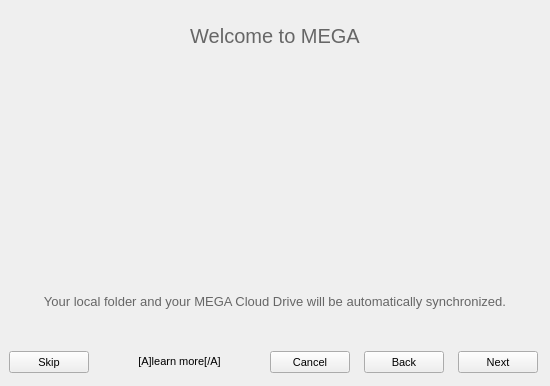
The window that src/MEGASync/gui/macx/SetupWizard.ui (meganz/MEGAsync) describes before a commit, drawn with Qt 5.
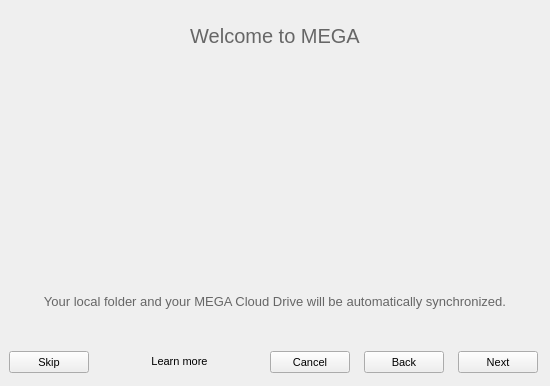
The same window after the commit. Icons and pictures are not drawn.

Patch:
```diff
--- a/src/MEGASync/gui/macx/SetupWizard.ui
+++ b/src/MEGASync/gui/macx/SetupWizard.ui
@@ -1646,7 +1646,7 @@
          </sizepolicy>
         </property>
         <property name="text">
-         <string>[A]learn more[/A]</string>
+         <string>Learn more</string>
         </property>
         <property name="textFormat">
          <enum>Qt::RichText</enum>
```
